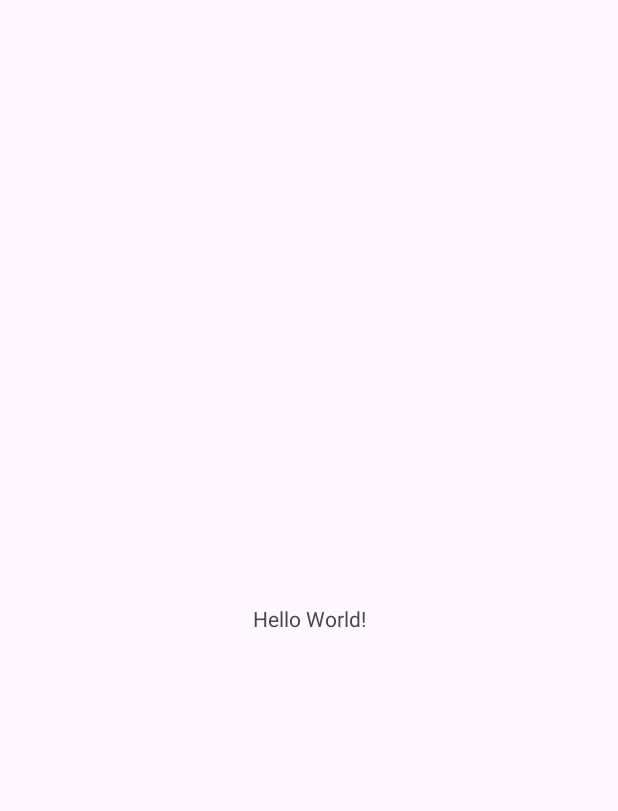
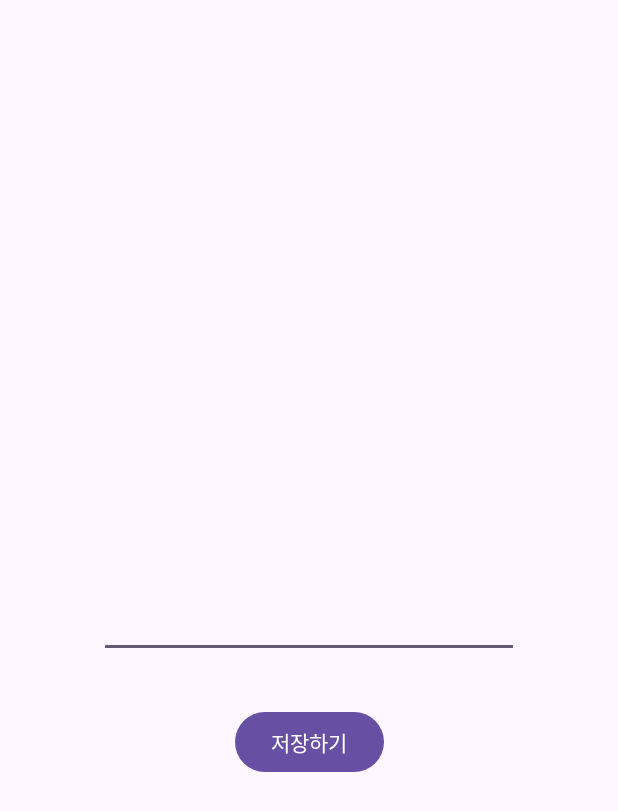
Before and after one commit to khjgggg/kotlin_practice, an Android app: the screen it shows after launch (MainActivity), on a phone screen of 412 x 824 dp. Before the commit the part shown is almost empty. Shown: the top 811 px of the screen. Run offline under Robolectric (Android 15) with nearby library versions, the phone set to English and light mode, and no system bars.

Commit message:
[FEAT] : ⚙️(master): preference예제

```diff
--- a/Ex10/Ex10_1_preference/app/build.gradle.kts
+++ b/Ex10/Ex10_1_preference/app/build.gradle.kts
@@ -33,6 +33,9 @@ android {
     kotlinOptions {
         jvmTarget = "1.8"
     }
+    buildFeatures{
+        viewBinding = true
+    }
 }
 
 dependencies {
--- a/Ex10/Ex10_1_preference/app/src/main/java/com/example/ex10_1_preference/MainActivity.kt
+++ b/Ex10/Ex10_1_preference/app/src/main/java/com/example/ex10_1_preference/MainActivity.kt
@@ -2,10 +2,43 @@ package com.example.ex10_1_preference
 
 import androidx.appcompat.app.AppCompatActivity
 import android.os.Bundle
+import android.widget.Toast
+import com.example.ex10_1_preference.databinding.ActivityMainBinding
 
 class MainActivity : AppCompatActivity() {
+    private val binding by lazy {
+        ActivityMainBinding.inflate(layoutInflater) }
     override fun onCreate(savedInstanceState: Bundle?) {
         super.onCreate(savedInstanceState)
-        setContentView(R.layout.activity_main)
+        setContentView(binding.root)
+
+        //saveData 버튼클릭이벤트,토스트 메시지 "Data Saved." 그리고 loadData
+        binding.btnSave.setOnClickListener {
+            saveData()
+            Toast.makeText(this,"Data Saved.",Toast.LENGTH_SHORT).show()
+        }
+        loadData()
     }
+    /*저장하기
+    saveData함수 선언 pref란 파일이름으로 preference를 하나 만든다. getSharedPreferences는 여러개의 Shared Preference파일들을 사용하는 경우에 쓰임*/
+    private fun saveData(){
+        val pref = getSharedPreferences("pref", 0)
+        val edit = pref.edit()//edit 수정모드
+        //edit를 할 때 putString 값으로 name이라는 키에다가 editText에 써있는 것을 집어넣을 것 그리고 apply로 저장완료
+        edit.putString("name",binding.etHello.text.toString())//1번째 인자는 키, 2번째 인자는 실제 담아둘 값
+        edit.apply()
+    }
+    /*불러오기
+    loadData함수 선언 pref란 파일이름으로 preference를 하나 만든다.*/
+    private fun loadData(){
+        val pref = getSharedPreferences("pref",0)
+        //getString을 하는데 내가 저장한 키값을 준다. 그리고 불러와서 editText에다가 집어넣는다.
+        // 불러올 때는 defValue를 지정해주어야 함 왜냐하면 내가 set을 하지 않은 상태로 get을 먼저 할 수도 있으므로
+        binding.etHello.setText(pref.getString("name",""))//1번째 인자는 키, 2번째 인자는 데이터가 존재하지 않을 경우의 값
+
+    }
+
+
+
+
 }
--- a/Ex10/Ex10_1_preference/app/src/main/res/layout/activity_main.xml
+++ b/Ex10/Ex10_1_preference/app/src/main/res/layout/activity_main.xml
@@ -1,18 +1,33 @@
 <?xml version="1.0" encoding="utf-8"?>
-<androidx.constraintlayout.widget.ConstraintLayout xmlns:android="http://schemas.android.com/apk/res/android"
+<androidx.constraintlayout.widget.ConstraintLayout
+    xmlns:android="http://schemas.android.com/apk/res/android"
     xmlns:app="http://schemas.android.com/apk/res-auto"
     xmlns:tools="http://schemas.android.com/tools"
     android:layout_width="match_parent"
     android:layout_height="match_parent"
     tools:context=".MainActivity">
 
-    <TextView
+    <EditText
+        android:id="@+id/et_hello"
         android:layout_width="wrap_content"
         android:layout_height="wrap_content"
-        android:text="Hello World!"
+        android:ems="10"
+        android:inputType="textPersonName"
+        android:textColor="#000000"
+        android:textSize="24sp"
+        android:textStyle="bold"
         app:layout_constraintBottom_toBottomOf="parent"
         app:layout_constraintEnd_toEndOf="parent"
         app:layout_constraintStart_toStartOf="parent"
         app:layout_constraintTop_toTopOf="parent" />
 
+    <Button
+        android:id="@+id/btn_save"
+        android:layout_width="wrap_content"
+        android:layout_height="wrap_content"
+        android:layout_marginTop="32dp"
+        android:text="저장하기"
+        app:layout_constraintEnd_toEndOf="parent"
+        app:layout_constraintStart_toStartOf="parent"
+        app:layout_constraintTop_toBottomOf="@+id/et_hello" />
 </androidx.constraintlayout.widget.ConstraintLayout>
```
